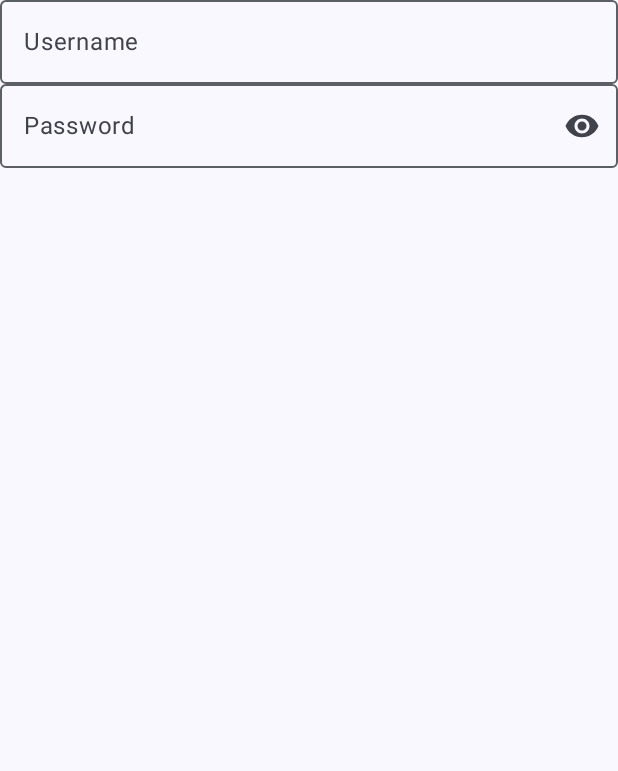
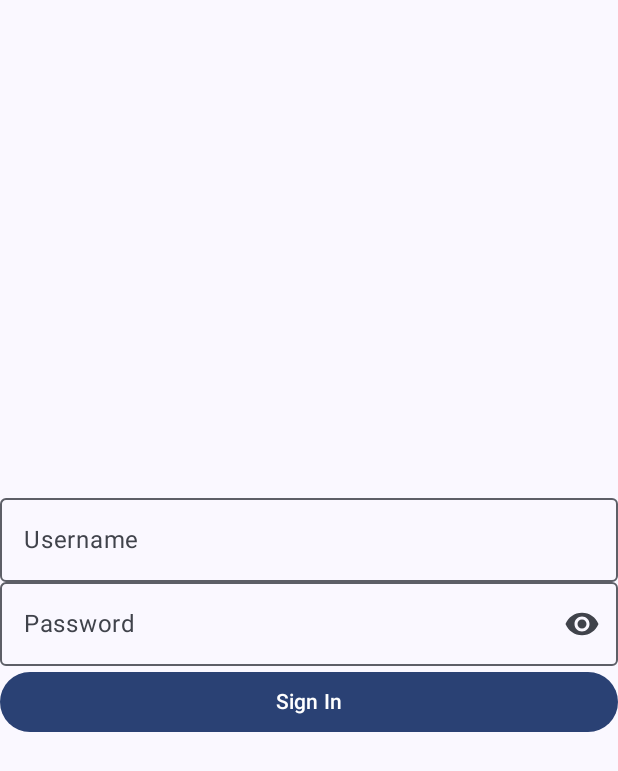
Before and after one commit to JulianaYS/EatsExplorer, an Android app built with Jetpack Compose: the screen it shows after launch (MainActivity), on a phone screen of 412 x 824 dp. Shown: the top 771 px of the screen. Run offline under Robolectric (Android 15) with nearby library versions, the phone set to English and light mode, and no system bars.

Commit message:
clean code and added button

```diff
--- a/app/src/main/java/pe/edu/upc/eatsexplorer/feature_auth/ui/signin/SignInScreen.kt
+++ b/app/src/main/java/pe/edu/upc/eatsexplorer/feature_auth/ui/signin/SignInScreen.kt
@@ -1,5 +1,6 @@
 package pe.edu.upc.eatsexplorer.feature_auth.ui.signin
 
+import androidx.compose.foundation.layout.Arrangement
 import androidx.compose.foundation.layout.Column
 import androidx.compose.foundation.layout.fillMaxSize
 import androidx.compose.foundation.layout.fillMaxWidth
@@ -9,6 +10,8 @@ import androidx.compose.material.icons.Icons
 import androidx.compose.material.icons.filled.Favorite
 import androidx.compose.material.icons.filled.Lock
 import androidx.compose.material.icons.filled.Visibility
+import androidx.compose.material.icons.filled.VisibilityOff
+import androidx.compose.material3.Button
 import androidx.compose.material3.Icon
 import androidx.compose.material3.IconButton
 import androidx.compose.material3.OutlinedTextField
@@ -22,6 +25,8 @@ import androidx.compose.ui.text.input.KeyboardType
 import androidx.compose.ui.text.input.PasswordVisualTransformation
 import androidx.compose.ui.text.input.VisualTransformation
 import androidx.compose.ui.tooling.preview.Preview
+import pe.edu.upc.eatsexplorer.shared.ui.InputTextField
+import pe.edu.upc.eatsexplorer.shared.ui.PasswordTextField
 import pe.edu.upc.eatsexplorer.ui.theme.EatsExplorerTheme
 
 @Composable
@@ -39,36 +44,15 @@ fun SignInScreen(){
 
         Column(modifier = Modifier
             .padding(paddingValues)
-            .fillMaxSize()) {
-            OutlinedTextField(
-                modifier = Modifier.fillMaxWidth(),
-                placeholder = {
-                    Text(text = "Username")
-                },
-                value = username.value, onValueChange = {
-                    username.value=it
-                })
-            OutlinedTextField(
-                modifier = Modifier.fillMaxWidth(),
-                placeholder = {
-                    Text(text = "Password")
-                },
-                visualTransformation = if (isPasswordVisible.value) VisualTransformation.None
-                else PasswordVisualTransformation(),
-                keyboardOptions = KeyboardOptions(keyboardType = KeyboardType.Password),
-                value = password.value, onValueChange = {
-                    password.value = it
-                },
-                trailingIcon={
-                    IconButton(onClick = {
-                        isPasswordVisible.value = !isPasswordVisible.value
-                    }) {
-                        Icon(Icons.Filled.Visibility, "Password")
-
-                    }
-
-                })
-
+            .fillMaxSize(),
+            verticalArrangement = Arrangement.Center
+        ) {
+            InputTextField(input = username, placeholder = "Username")
+            PasswordTextField(input = password , placeholder = "Password")
+            Button(modifier = Modifier.fillMaxWidth(),
+                onClick = { /*TODO*/ }) {
+                Text(text = "Sign In")
+            }
         }
     }
 }
--- /dev/null
+++ b/app/src/main/java/pe/edu/upc/eatsexplorer/shared/ui/InputTextField.kt
@@ -0,0 +1,20 @@
+package pe.edu.upc.eatsexplorer.shared.ui
+
+import androidx.compose.foundation.layout.fillMaxWidth
+import androidx.compose.material3.OutlinedTextField
+import androidx.compose.material3.Text
+import androidx.compose.runtime.Composable
+import androidx.compose.runtime.MutableState
+import androidx.compose.ui.Modifier
+import androidx.compose.ui.text.Placeholder
+@Composable
+fun InputTextField(input: MutableState<String>, placeholder: String){
+    OutlinedTextField(
+        modifier = Modifier.fillMaxWidth(),
+        placeholder = {
+            Text(text = placeholder)
+        },
+        value = input.value, onValueChange = {
+            input.value=it
+        })
+}
--- /dev/null
+++ b/app/src/main/java/pe/edu/upc/eatsexplorer/shared/ui/PasswordTextField.kt
@@ -0,0 +1,57 @@
+package pe.edu.upc.eatsexplorer.shared.ui
+
+import androidx.compose.foundation.layout.Column
+import androidx.compose.foundation.layout.fillMaxSize
+import androidx.compose.foundation.layout.fillMaxWidth
+import androidx.compose.foundation.layout.padding
+import androidx.compose.foundation.text.KeyboardOptions
+import androidx.compose.material.icons.Icons
+import androidx.compose.material.icons.filled.Visibility
+import androidx.compose.material.icons.filled.VisibilityOff
+import androidx.compose.material3.Icon
+import androidx.compose.material3.IconButton
+import androidx.compose.material3.OutlinedTextField
+import androidx.compose.material3.Scaffold
+import androidx.compose.material3.Text
+import androidx.compose.runtime.Composable
+import androidx.compose.runtime.MutableState
+import androidx.compose.runtime.mutableStateOf
+import androidx.compose.runtime.remember
+import androidx.compose.ui.Modifier
+import androidx.compose.ui.text.input.KeyboardType
+import androidx.compose.ui.text.input.PasswordVisualTransformation
+import androidx.compose.ui.text.input.VisualTransformation
+
+@Composable
+fun PasswordTextField(input: MutableState<String>, placeholder: String){
+    val isPasswordVisible = remember {
+        mutableStateOf(false)
+    }
+
+            OutlinedTextField(
+                modifier = Modifier.fillMaxWidth(),
+                placeholder = {
+                    Text(text = "Password")
+                },
+                visualTransformation = if (isPasswordVisible.value) {
+                    VisualTransformation.None
+                } else {
+                    PasswordVisualTransformation()
+                       },
+                keyboardOptions = KeyboardOptions(keyboardType = KeyboardType.Password),
+                value = input.value, onValueChange = {
+                    input.value = it
+                },
+                trailingIcon={
+                    IconButton(onClick = {
+                        isPasswordVisible.value = !isPasswordVisible.value
+                    }){
+                        Icon(
+                            if(isPasswordVisible.value){
+                                Icons.Filled.VisibilityOff
+                            } else{
+                                Icons.Filled.Visibility
+                            },"Password")
+                    }
+                })
+        }
```
